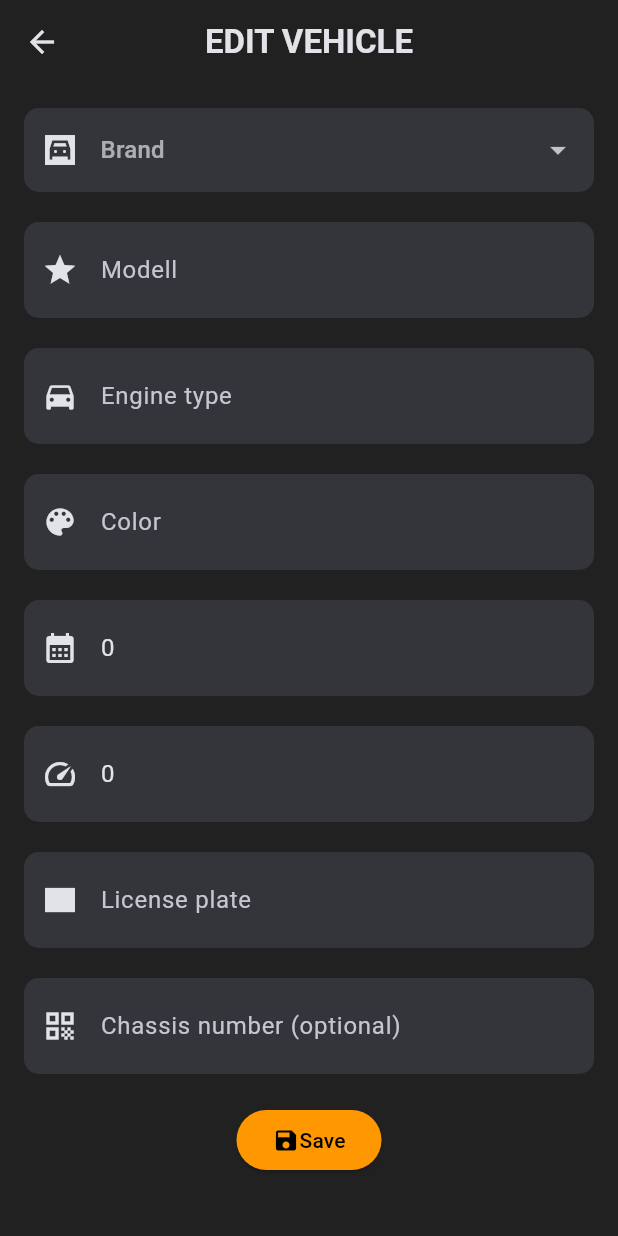
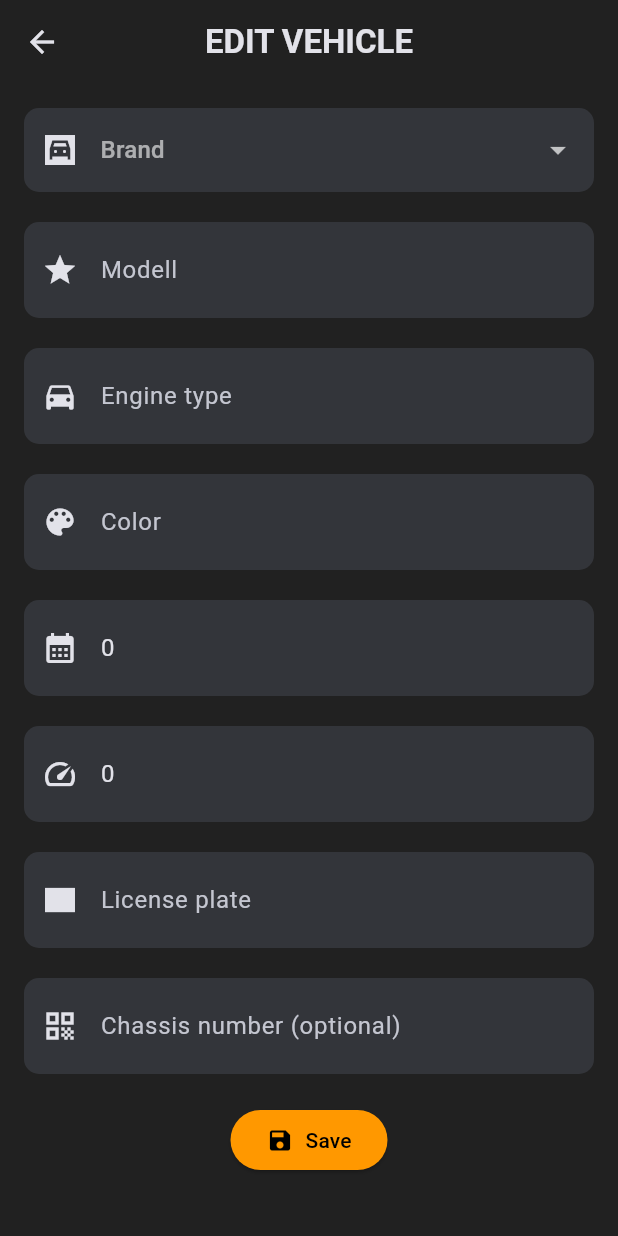
Before and after one commit to D0M1N1Kx/Vehicle-Cost-Tracker, a Flutter app: the EditVehiclePage screen opened directly with empty values, on a phone screen of 412 x 824 dp. Run offline on Flutter 3.47's test engine with Material 3 defaults, Android fonts, the phone set to English and light mode, and no system bars.

Commit message:
refactor: edit_vehicle_page and refueling_log_page was fixed

```diff
--- a/lib/pages/edit_vehicle_page.dart
+++ b/lib/pages/edit_vehicle_page.dart
@@ -1,7 +1,6 @@
 import 'package:flutter/material.dart';
 import 'package:vehicle_cost_tracker_app/models/field_type.dart';
 import 'package:vehicle_cost_tracker_app/models/vehicle.dart';
-import 'package:vehicle_cost_tracker_app/services/vehicle_repository.dart';
 import 'package:vehicle_cost_tracker_app/widgets/custom_input_field.dart';
 
 class EditVehiclePage extends StatefulWidget {
@@ -51,6 +50,7 @@ class _EditVehiclePageState extends State<EditVehiclePage> {
     super.dispose();
   }
 
+  // ERROR HANDLING HELPER
   bool _validateInputs() {
     final brand = brandController;
     final modell = modellController.text.trim();
@@ -277,7 +277,11 @@ class _EditVehiclePageState extends State<EditVehiclePage> {
                 onPressed: _saveVehicle,
                 child: Row(
                   mainAxisSize: MainAxisSize.min,
-                  children: [Icon(Icons.save), Text('Save')],
+                  children: [
+                    Icon(Icons.save),
+                    SizedBox(width: 8),
+                    Text('Save'),
+                  ],
                 ),
               ),
             ],
```
Also changed, not shown: lib/pages/refueling_log_page.dart (+25 -3 lines).
